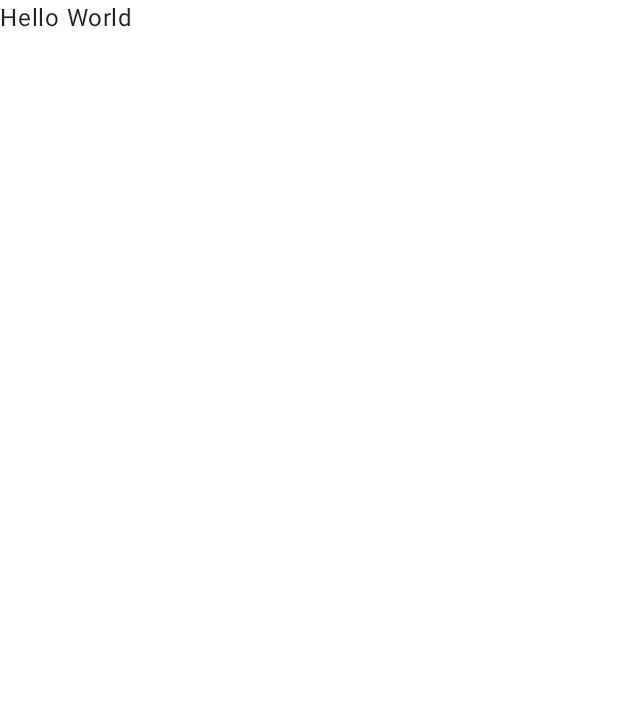
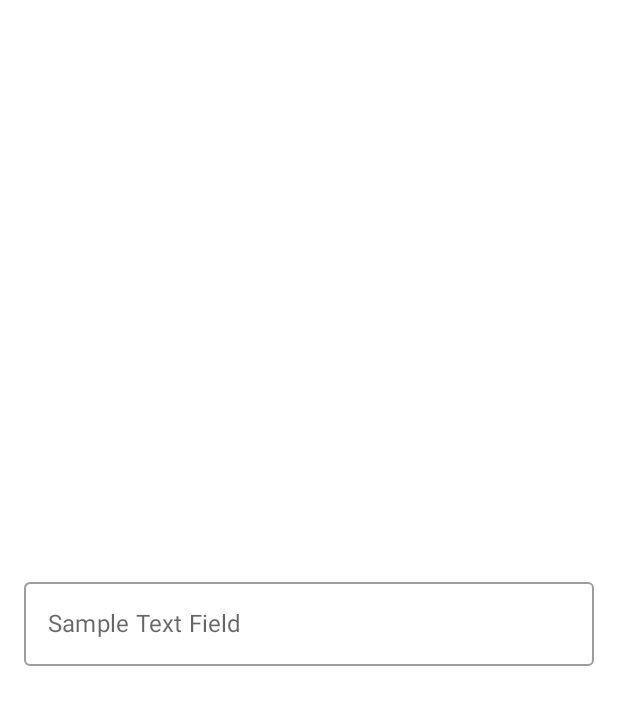
Before and after one commit to Alaksion/KotlinState, an Android app built with Jetpack Compose: the screen it shows after launch (ComposeActivity), on a phone screen of 412 x 824 dp. Before the commit the part shown is almost empty. Shown: the top 705 px of the screen. Run offline under Robolectric (Android 15) with nearby library versions, the phone set to English and light mode, and no system bars.

Commit message:
feat: add compose sample

```diff
--- a/sample/src/main/kotlin/io.github.alaksion.sample/ComposeActivity.kt
+++ b/sample/src/main/kotlin/io.github.alaksion.sample/ComposeActivity.kt
@@ -1,36 +1,105 @@
 package io.github.alaksion.sample
 
+import android.annotation.SuppressLint
 import android.os.Bundle
-import android.util.Log
 import androidx.activity.ComponentActivity
 import androidx.activity.compose.setContent
+import androidx.activity.viewModels
+import androidx.compose.foundation.layout.Arrangement
+import androidx.compose.foundation.layout.Column
 import androidx.compose.foundation.layout.fillMaxSize
+import androidx.compose.foundation.layout.fillMaxWidth
+import androidx.compose.foundation.layout.padding
+import androidx.compose.material.CircularProgressIndicator
 import androidx.compose.material.MaterialTheme
-import androidx.compose.material.Surface
+import androidx.compose.material.OutlinedTextField
+import androidx.compose.material.Scaffold
 import androidx.compose.material.Text
 import androidx.compose.runtime.Composable
+import androidx.compose.runtime.collectAsState
+import androidx.compose.runtime.getValue
+import androidx.compose.ui.Alignment
 import androidx.compose.ui.Modifier
+import androidx.compose.ui.unit.dp
+import io.github.alaksion.UiState
+import io.github.alaksion.UiStateType
 
 class ComposeActivity : ComponentActivity() {
 
-    init {
-        Log.d("ActivityDebug", "initialized")
-    }
+    private val viewModel by viewModels<StateViewModel>()
 
     override fun onCreate(savedInstanceState: Bundle?) {
         super.onCreate(savedInstanceState)
         setContent {
-            Content()
+            val state by viewModel.publicState.state.collectAsState()
+            Content(
+                state = state,
+                updateText = viewModel::updateText
+            )
         }
     }
 
 }
 
+@SuppressLint("UnusedMaterialScaffoldPaddingParameter")
 @Composable
-private fun Content() {
-    MaterialTheme() {
-        Surface(Modifier.fillMaxSize()) {
-            Text("Hello World")
+private fun Content(
+    state: UiState<SampleState>,
+    updateText: (String) -> Unit
+) {
+
+    MaterialTheme {
+        when (state.stateType) {
+            UiStateType.Content -> {
+                ContentView(
+                    state = state.stateData,
+                    updateText = updateText
+                )
+            }
+
+            UiStateType.Loading -> LoadingView()
+            is UiStateType.Error -> Unit
         }
     }
 }
+
+@SuppressLint("UnusedMaterialScaffoldPaddingParameter")
+@Composable
+private fun ContentView(
+    state: SampleState,
+    updateText: (String) -> Unit
+) {
+    Scaffold() {
+        Column(
+            modifier = Modifier
+                .fillMaxSize()
+                .padding(16.dp),
+            verticalArrangement = Arrangement.Center,
+            horizontalAlignment = Alignment.CenterHorizontally
+        ) {
+            OutlinedTextField(
+                modifier = Modifier.fillMaxWidth(),
+                value = state.name,
+                onValueChange = updateText,
+                label = { Text("Sample Text Field") },
+                maxLines = 1
+            )
+        }
+    }
+}
+
+@SuppressLint("UnusedMaterialScaffoldPaddingParameter")
+@Composable
+private fun LoadingView() {
+    Scaffold() {
+        Column(
+            modifier = Modifier
+                .fillMaxSize()
+                .padding(16.dp),
+            verticalArrangement = Arrangement.Center,
+            horizontalAlignment = Alignment.CenterHorizontally
+        ) {
+            CircularProgressIndicator()
+        }
+    }
+}
--- /dev/null
+++ b/sample/src/main/kotlin/io.github.alaksion.sample/StateViewModel.kt
@@ -0,0 +1,24 @@
+package io.github.alaksion.sample
+
+import androidx.lifecycle.ViewModel
+import io.github.alaksion.UiStateHandler
+import io.github.alaksion.UiStateOwner
+
+internal data class SampleState(
+    val name: String = ""
+)
+
+internal class StateViewModel : ViewModel() {
+
+    private val privateState = UiStateHandler(SampleState())
+    val publicState: UiStateOwner<SampleState> = privateState
+
+    fun updateText(newValue: String) {
+        privateState.updateState { updater ->
+            updater.update { currentState ->
+                currentState.copy(name = newValue)
+            }
+        }
+    }
+
+}
```
Also changed, not shown: sample/build.gradle.kts (+6 -3 lines).
